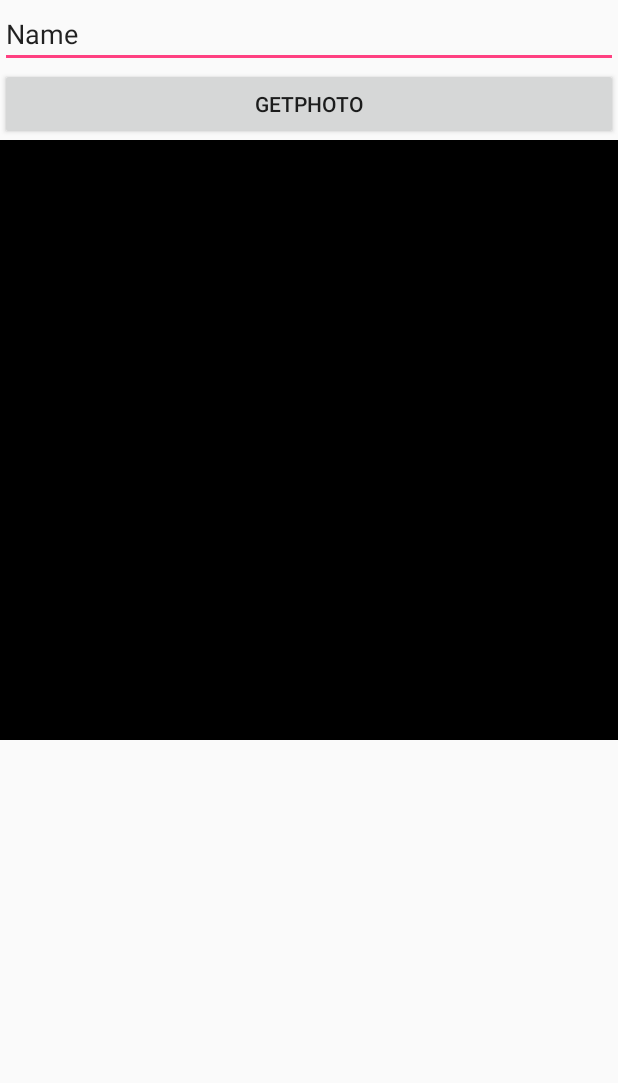
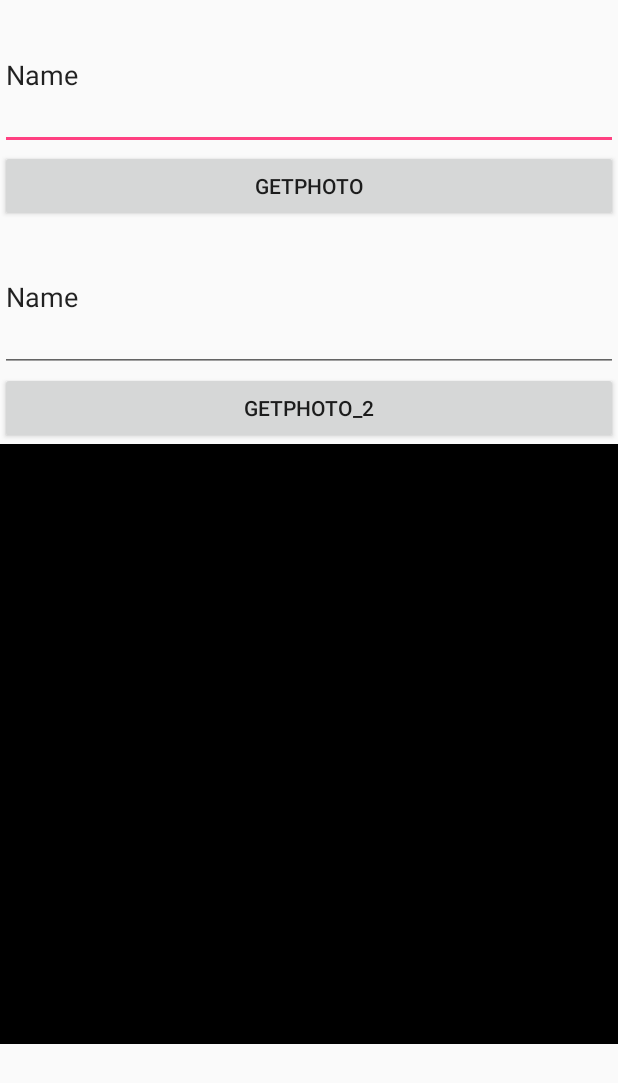
Before and after one commit to Jihoon-SHIN/CS496_project2, an Android app: the layout fragment_gallery.xml on its own in the app's theme, with its tools: preview values and no code run, on a phone screen of 412 x 824 dp. Shown: the top 1083 px of the screen. Run offline under Robolectric (Android 15) with nearby library versions, the phone set to English and light mode, and no system bars.

```diff
--- a/CS496_project2_SJH/app/src/main/res/layout/fragment_gallery.xml
+++ b/CS496_project2_SJH/app/src/main/res/layout/fragment_gallery.xml
@@ -15,17 +15,31 @@
     <EditText
         android:id="@+id/base64"
         android:layout_width="match_parent"
-        android:layout_height="wrap_content"
+        android:layout_height="100dp"
         android:ems="10"
         android:inputType="textPersonName"
         android:text="Name" />
 
     <Button
+        android:id="@+id/getPhoto"
         android:layout_width="match_parent"
         android:layout_height="wrap_content"
-        android:text="getPhoto"
-        android:id="@+id/getPhoto"
-        />
+        android:text="getPhoto" />
+
+    <EditText
+        android:id="@+id/base64_2"
+        android:layout_width="match_parent"
+        android:layout_height="100dp"
+        android:ems="10"
+        android:inputType="textPersonName"
+        android:text="Name" />
+
+    <Button
+        android:id="@+id/getPhoto_2"
+        android:layout_width="match_parent"
+        android:layout_height="wrap_content"
+        android:text="getPhoto_2" />
+
 
     <ImageView
         android:id="@+id/imageView2"
```
Also changed, not shown: CS496_project2_SJH/app/src/main/java/com/example/user/cs496_project2_sjh/Fragment_gallery.java (+74 -1 lines), CS496_project2_SJH/app/src/main/java/com/example/user/cs496_project2_sjh/connecting_jh.java (added, +120 -0 lines), CS496_project2_SJH/app/src/main/java/com/example/user/cs496_project2_sjh/connecting_js.java (deleted, +0 -120 lines).
